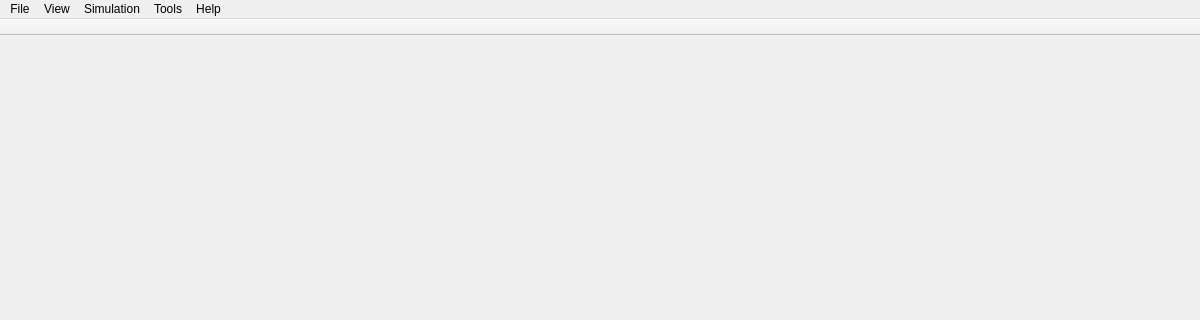
This is EGTRAIN/QEGTRAIN/app/MainWindow.ui in Ancientkingg/EGTRAIN as Qt 5 draws it before an edit; both pictures show x 0 to 1200 and y 0 to 320 of the 1200 by 800 pixel window. The edited form follows.
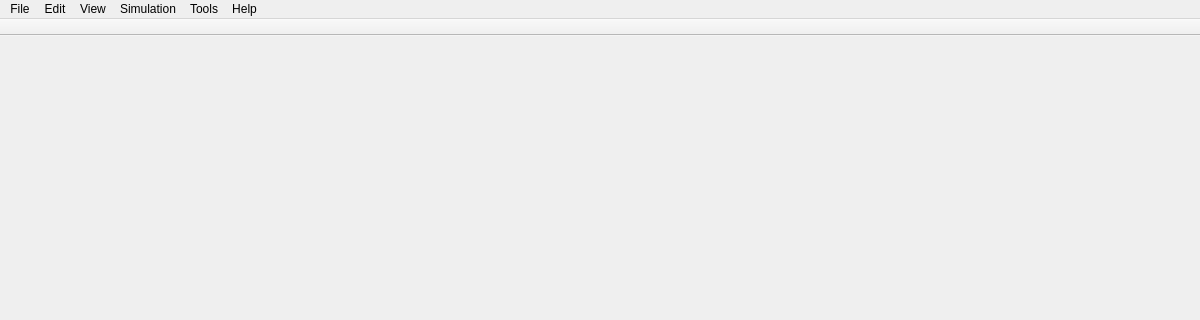
This is the edited form.

Commit message: Add Undo and Redo for scene edits

The edit to the form file:
```diff
--- a/EGTRAIN/QEGTRAIN/app/MainWindow.ui
+++ b/EGTRAIN/QEGTRAIN/app/MainWindow.ui
@@ -44,6 +44,11 @@
     <addaction name="separator"/>
     <addaction name="actionQuit"/>
    </widget>
+   <widget class="QMenu" name="menuEdit">
+    <property name="title">
+     <string>Edit</string>
+    </property>
+   </widget>
    <widget class="QMenu" name="menuView">
     <property name="title">
      <string>View</string>
@@ -74,6 +79,7 @@
     <addaction name="actionAbout"/>
    </widget>
    <addaction name="menuFile"/>
+   <addaction name="menuEdit"/>
    <addaction name="menuView"/>
    <addaction name="menuSimulation"/>
    <addaction name="menuTools"/>
```
The commit also changes 8 other files.
